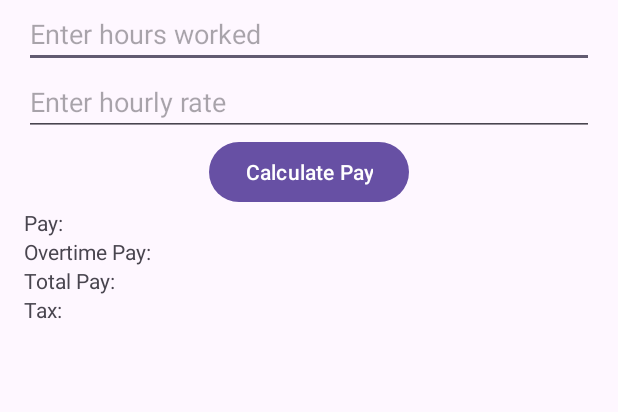
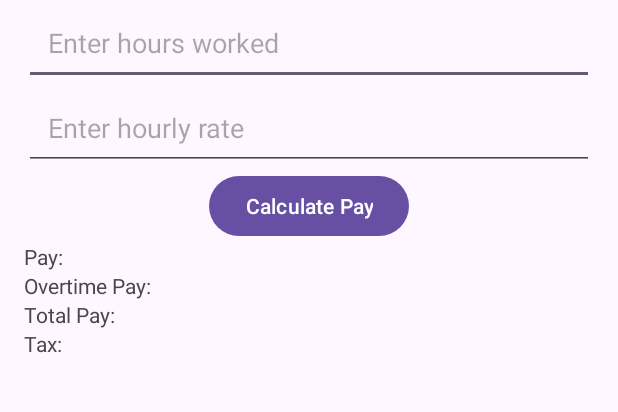
Before and after one commit to AmeleworkMurti/COMP3074-MobAppDev-, an Android app: the screen it shows after launch (MainActivity), on a phone screen of 412 x 824 dp, the part 120-532 px from its top. Run offline under Robolectric (Android 15) with nearby library versions, the phone set to English and light mode, and no system bars.

Commit message:
added padding to inputs and outputs

```diff
--- a/app/src/main/res/layout/activity_main.xml
+++ b/app/src/main/res/layout/activity_main.xml
@@ -19,7 +19,8 @@
         android:layout_width="match_parent"
         android:layout_height="wrap_content"
         android:hint="Enter hours worked"
-        android:inputType="number" />
+        android:inputType="number"
+        android:padding="16dp"/>
 
     <!--  hourly rate -->
     <EditText
@@ -27,7 +28,8 @@
         android:layout_width="match_parent"
         android:layout_height="wrap_content"
         android:hint="Enter hourly rate"
-        android:inputType="numberDecimal" />
+        android:inputType="numberDecimal"
+        android:padding="16dp"/>
 
     <!-- calculate button -->
     <Button
```
